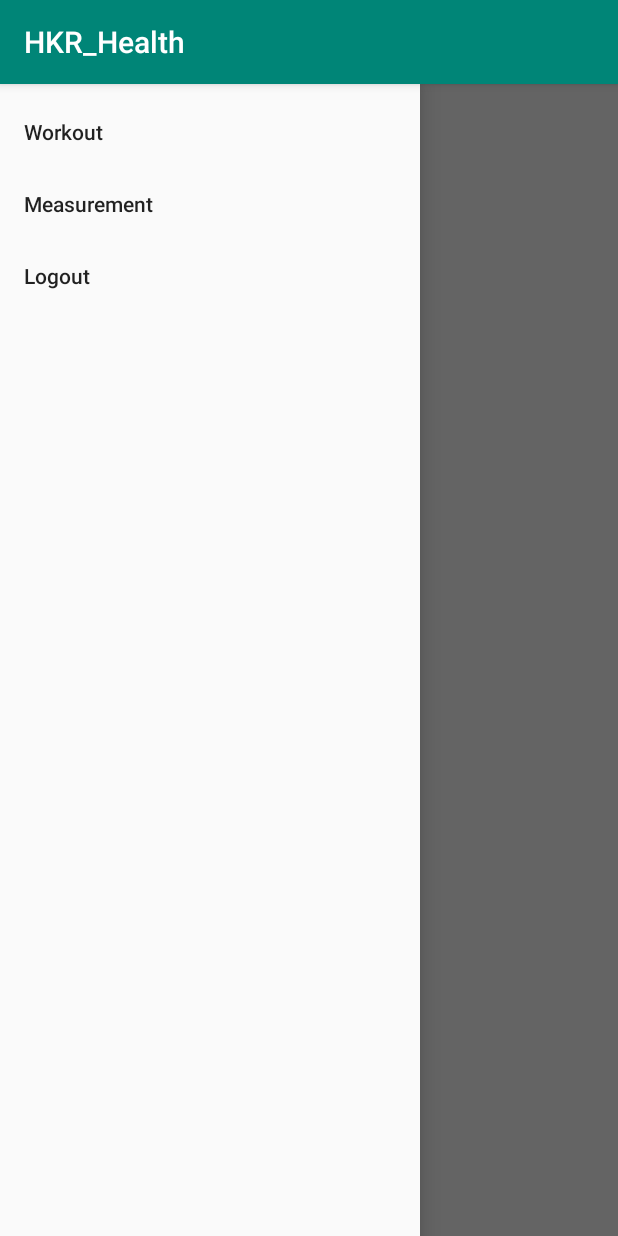
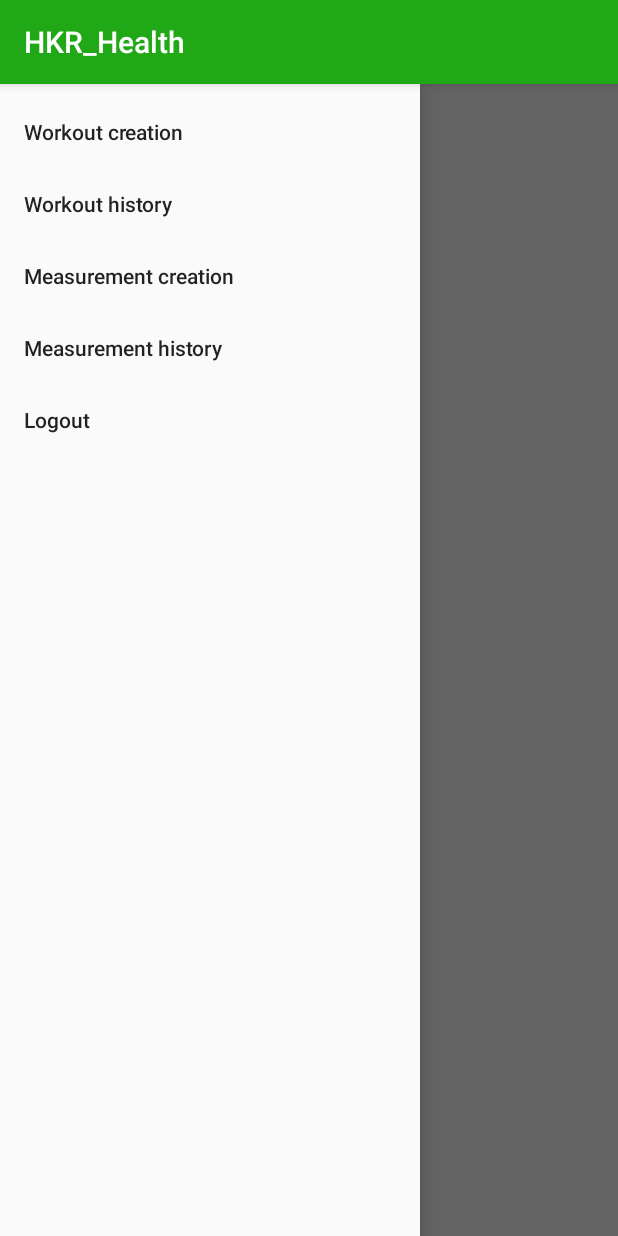
Before and after one commit to antonsjostrand/HKR_Health_android, an Android app: the MainMenuActivity screen opened directly, with no data from a screen before it, with the side drawer open, on a phone screen of 412 x 824 dp. Run offline under Robolectric (Android 15) with nearby library versions, the phone set to English and light mode, and no system bars; libraries missing offline, so code that uses them is left out: com.facebook, com.facebook.login.

Commit message:
Changed workout and measurements

```diff
--- /dev/null
+++ b/app/src/main/java/com/example/hkr_health/Fragments/MeasurementHistoryFragment.java
@@ -0,0 +1,6 @@
+package com.example.hkr_health.Fragments;
+
+import android.support.v4.app.Fragment;
+
+public class MeasurementHistoryFragment extends Fragment {
+}
--- /dev/null
+++ b/app/src/main/java/com/example/hkr_health/Fragments/WorkoutHistoryFragment.java
@@ -0,0 +1,6 @@
+package com.example.hkr_health.Fragments;
+
+import android.support.v4.app.Fragment;
+
+public class WorkoutHistoryFragment extends Fragment {
+}
--- /dev/null
+++ b/app/src/main/res/layout/measurement_history_fragment_layout.xml
@@ -0,0 +1,6 @@
+<?xml version="1.0" encoding="utf-8"?>
+<android.support.constraint.ConstraintLayout
+    xmlns:android="http://schemas.android.com/apk/res/android" android:layout_width="match_parent"
+    android:layout_height="match_parent">
+
+</android.support.constraint.ConstraintLayout>
--- /dev/null
+++ b/app/src/main/res/layout/workout_history_fragment_layout.xml
@@ -0,0 +1,6 @@
+<?xml version="1.0" encoding="utf-8"?>
+<android.support.constraint.ConstraintLayout
+    xmlns:android="http://schemas.android.com/apk/res/android" android:layout_width="match_parent"
+    android:layout_height="match_parent">
+
+</android.support.constraint.ConstraintLayout>
--- a/app/src/main/res/menu/navigation_menu.xml
+++ b/app/src/main/res/menu/navigation_menu.xml
@@ -1,11 +1,17 @@
 <?xml version="1.0" encoding="utf-8"?>
 <menu xmlns:android="http://schemas.android.com/apk/res/android">
 
-    <item android:id="@+id/nav_workout"
-        android:title="@string/nav_workout"/>
+    <item android:id="@+id/nav_workout_creation"
+        android:title="@string/nav_workout_creation"/>
 
-    <item android:id="@+id/nav_measurement"
-        android:title="@string/nav_measuremnt"/>
+    <item android:id="@+id/nav_workout_history"
+        android:title="@string/nav_workout_history"/>
+
+    <item android:id="@+id/nav_measurement_creation"
+        android:title="@string/nav_measurement_creation"/>
+
+    <item android:id="@+id/nav_measurement_history"
+        android:title="@string/nav_measurement_history"/>
 
     <item android:id="@+id/nav_logout"
         android:title="@string/nav_logout"/>
--- a/app/src/main/res/values/strings.xml
+++ b/app/src/main/res/values/strings.xml
@@ -8,13 +8,23 @@
     <string name="normal_login">Login</string>
 
     <!-- Strings used for navigation menu -->
-    <string name="nav_workout">Workout</string>
-    <string name="nav_measuremnt">Measurement</string>
+    <string name="nav_workout_creation">Workout creation</string>
+    <string name="nav_workout_history">Workout history</string>
+    <string name="nav_measurement_creation">Measurement creation</string>
+    <string name="nav_measurement_history">Measurement history</string>
     <string name="nav_logout">Logout</string>
 
     <!-- Strings used for facebook login -->
     <string name="facebook_app_id">566508910509655</string>
     <string name="fb_login_protocol_scheme">fb566508910509655</string>
+
+    <!-- Strings used in the Workout fragments -->
+    <string name="workout_creation">Create workout</string>
+    <string name="workout_history">View workout history</string>
+
+    <!-- Strings used in the Measurement fragments -->
+    <string name="measurement_creation">Create measurement</string>
+    <string name="measurement_history">View measurement history</string>
 
 
 
--- a/app/src/main/res/values/styles.xml
+++ b/app/src/main/res/values/styles.xml
@@ -3,7 +3,7 @@
     <!-- Base application theme. -->
     <style name="AppTheme" parent="Theme.AppCompat.Light.DarkActionBar">
         <!-- Customize your theme here. -->
-        <item name="colorPrimary">@color/colorPrimary</item>
+        <item name="colorPrimary">@color/hkr_green</item>
         <item name="colorPrimaryDark">@color/colorPrimaryDark</item>
         <item name="colorAccent">@color/colorAccent</item>
     </style>
```
Also changed, not shown: app/src/main/java/com/example/hkr_health/Fragments/MeasurementCreationFragment.java (added, +50 -0 lines), app/src/main/java/com/example/hkr_health/Fragments/WorkoutCreationFragment.java (added, +52 -0 lines), app/src/main/java/com/example/hkr_health/Fragments/WorkoutFragment.java (deleted, +0 -22 lines), app/src/main/java/com/example/hkr_health/MainMenuActivity.java (+22 -8 lines), app/src/main/res/layout/measurement_creation_fragment_layout.xml (added, +23 -0 lines), app/src/main/res/layout/workout_creation_fragment_layout.xml (added, +26 -0 lines), app/src/main/res/layout/workout_fragment_layout.xml (deleted, +0 -18 lines).
